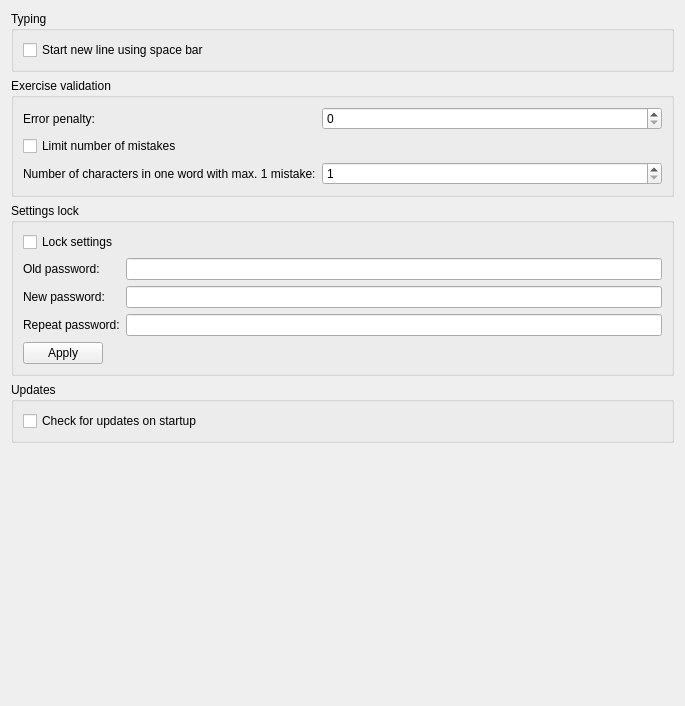
The window that app/ui/options/BehaviorOptions.ui (Open-Typer/Open-Typer) describes before a commit, drawn with Qt 5.
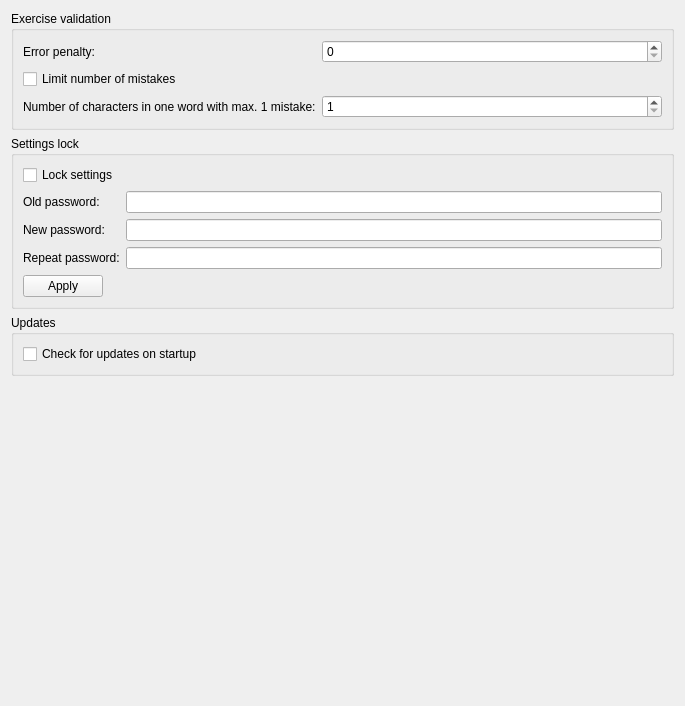
The same window after the commit.

Commit message: BehaviorOptions: Remove space new line option

The edit to the form file:
```diff
--- a/app/ui/options/BehaviorOptions.ui
+++ b/app/ui/options/BehaviorOptions.ui
@@ -20,7 +20,88 @@
    <string notr="true"/>
   </property>
   <layout class="QGridLayout" name="gridLayout">
+   <item row="4" column="0">
+    <widget class="QFrame" name="emptySpace">
+     <property name="frameShape">
+      <enum>QFrame::NoFrame</enum>
+     </property>
+     <property name="frameShadow">
+      <enum>QFrame::Plain</enum>
+     </property>
+    </widget>
+   </item>
    <item row="1" column="0">
+    <widget class="QGroupBox" name="settingsLockBox">
+     <property name="sizePolicy">
+      <sizepolicy hsizetype="Preferred" vsizetype="Fixed">
+       <horstretch>0</horstretch>
+       <verstretch>0</verstretch>
+      </sizepolicy>
+     </property>
+     <property name="title">
+      <string>Settings lock</string>
+     </property>
+     <layout class="QFormLayout" name="formLayout_2">
+      <item row="0" column="0">
+       <widget class="QCheckBox" name="lockSettingsCheckBox">
+        <property name="text">
+         <string>Lock settings</string>
+        </property>
+       </widget>
+      </item>
+      <item row="1" column="0">
+       <widget class="QLabel" name="oldSettingsPasswdLabel">
+        <property name="text">
+         <string>Old password:</string>
+        </property>
+       </widget>
+      </item>
+      <item row="1" column="1">
+       <widget class="QLineEdit" name="oldSettingsPasswdEdit">
+        <property name="echoMode">
+         <enum>QLineEdit::Password</enum>
+        </property>
+       </widget>
+      </item>
+      <item row="3" column="0">
+       <widget class="QLabel" name="newSettingsPasswdLabel">
+        <property name="text">
+         <string>New password:</string>
+        </property>
+       </widget>
+      </item>
+      <item row="3" column="1">
+       <widget class="QLineEdit" name="newSettingsPasswdEdit">
+        <property name="echoMode">
+         <enum>QLineEdit::Password</enum>
+        </property>
+       </widget>
+      </item>
+      <item row="4" column="0">
+       <widget class="QLabel" name="repeatSettingsPasswdLabel">
+        <property name="text">
+         <string>Repeat password:</string>
+        </property>
+       </widget>
+      </item>
+      <item row="4" column="1">
+       <widget class="QLineEdit" name="repeatSettingsPasswdEdit">
+        <property name="echoMode">
+         <enum>QLineEdit::Password</enum>
+        </property>
+       </widget>
+      </item>
+      <item row="5" column="0">
+       <widget class="QPushButton" name="applySettingsLockButton">
+        <property name="text">
+         <string>Apply</string>
+        </property>
+       </widget>
+      </item>
+     </layout>
+    </widget>
+   </item>
+   <item row="0" column="0">
     <widget class="QGroupBox" name="validationBox">
      <property name="sizePolicy">
       <sizepolicy hsizetype="Preferred" vsizetype="Fixed">
@@ -94,45 +175,7 @@
      </layout>
     </widget>
    </item>
-   <item row="5" column="0">
-    <widget class="QFrame" name="emptySpace">
-     <property name="frameShape">
-      <enum>QFrame::NoFrame</enum>
-     </property>
-     <property name="frameShadow">
-      <enum>QFrame::Plain</enum>
-     </property>
-    </widget>
-   </item>
-   <item row="0" column="0">
-    <widget class="QGroupBox" name="exerciseOptionsBox">
-     <property name="sizePolicy">
-      <sizepolicy hsizetype="Preferred" vsizetype="Fixed">
-       <horstretch>0</horstretch>
-       <verstretch>0</verstretch>
-      </sizepolicy>
-     </property>
-     <property name="title">
-      <string>Typing</string>
-     </property>
-     <layout class="QVBoxLayout" name="verticalLayout">
-      <item>
-       <widget class="QCheckBox" name="spaceNewlineCheckBox">
-        <property name="sizePolicy">
-         <sizepolicy hsizetype="Maximum" vsizetype="Fixed">
-          <horstretch>0</horstretch>
-          <verstretch>0</verstretch>
-         </sizepolicy>
-        </property>
-        <property name="text">
-         <string>Start new line using space bar</string>
-        </property>
-       </widget>
-      </item>
-     </layout>
-    </widget>
-   </item>
-   <item row="3" column="0">
+   <item row="2" column="0">
     <widget class="QGroupBox" name="updatesBox">
      <property name="sizePolicy">
       <sizepolicy hsizetype="Preferred" vsizetype="Fixed">
@@ -154,77 +197,6 @@
      </layout>
     </widget>
    </item>
-   <item row="2" column="0">
-    <widget class="QGroupBox" name="settingsLockBox">
-     <property name="sizePolicy">
-      <sizepolicy hsizetype="Preferred" vsizetype="Fixed">
-       <horstretch>0</horstretch>
-       <verstretch>0</verstretch>
-      </sizepolicy>
-     </property>
-     <property name="title">
-      <string>Settings lock</string>
-     </property>
-     <layout class="QFormLayout" name="formLayout_2">
-      <item row="0" column="0">
-       <widget class="QCheckBox" name="lockSettingsCheckBox">
-        <property name="text">
-         <string>Lock settings</string>
-        </property>
-       </widget>
-      </item>
-      <item row="1" column="0">
-       <widget class="QLabel" name="oldSettingsPasswdLabel">
-        <property name="text">
-         <string>Old password:</string>
-        </property>
-       </widget>
-      </item>
-      <item row="1" column="1">
-       <widget class="QLineEdit" name="oldSettingsPasswdEdit">
-        <property name="echoMode">
-         <enum>QLineEdit::Password</enum>
-        </property>
-       </widget>
-      </item>
-      <item row="3" column="0">
-       <widget class="QLabel" name="newSettingsPasswdLabel">
-        <property name="text">
-         <string>New password:</string>
-        </property>
-       </widget>
-      </item>
-      <item row="3" column="1">
-       <widget class="QLineEdit" name="newSettingsPasswdEdit">
-        <property name="echoMode">
-         <enum>QLineEdit::Password</enum>
-        </property>
-       </widget>
-      </item>
-      <item row="4" column="0">
-       <widget class="QLabel" name="repeatSettingsPasswdLabel">
-        <property name="text">
-         <string>Repeat password:</string>
-        </property>
-       </widget>
-      </item>
-      <item row="4" column="1">
-       <widget class="QLineEdit" name="repeatSettingsPasswdEdit">
-        <property name="echoMode">
-         <enum>QLineEdit::Password</enum>
-        </property>
-       </widget>
-      </item>
-      <item row="5" column="0">
-       <widget class="QPushButton" name="applySettingsLockButton">
-        <property name="text">
-         <string>Apply</string>
-        </property>
-       </widget>
-      </item>
-     </layout>
-    </widget>
-   </item>
   </layout>
  </widget>
  <resources/>
```
The commit also changes 2 other files.
